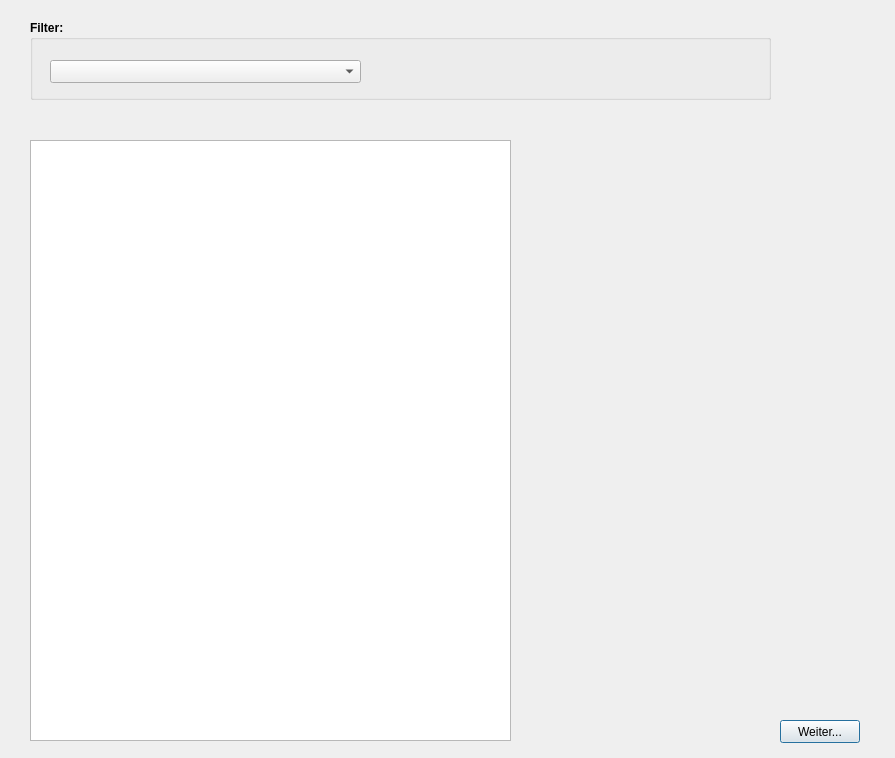
Before: the Qt Designer form Dateien/fortschreibungwindow.ui in KaMusialik/MeinSpiel, drawn with Qt 5.
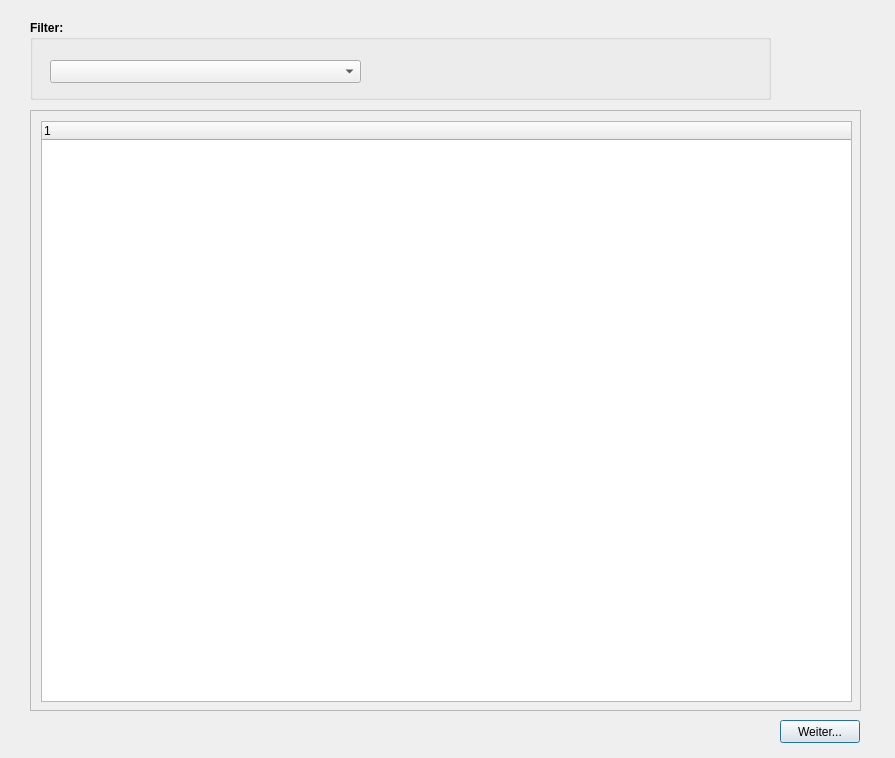
After: the same form once the commit is applied.

Patch:
```diff
--- a/Dateien/fortschreibungwindow.ui
+++ b/Dateien/fortschreibungwindow.ui
@@ -55,15 +55,43 @@
     <string>Weiter...</string>
    </property>
   </widget>
-  <widget class="QTableWidget" name="tableWidget">
+  <widget class="QScrollArea" name="scrollArea">
    <property name="geometry">
     <rect>
      <x>30</x>
-     <y>140</y>
-     <width>481</width>
+     <y>110</y>
+     <width>831</width>
      <height>601</height>
     </rect>
    </property>
+   <property name="widgetResizable">
+    <bool>true</bool>
+   </property>
+   <widget class="QWidget" name="scrollAreaWidgetContents">
+    <property name="geometry">
+     <rect>
+      <x>0</x>
+      <y>0</y>
+      <width>829</width>
+      <height>599</height>
+     </rect>
+    </property>
+    <widget class="QTreeWidget" name="treeWidget_vsnrDict">
+     <property name="geometry">
+      <rect>
+       <x>10</x>
+       <y>10</y>
+       <width>811</width>
+       <height>581</height>
+      </rect>
+     </property>
+     <column>
+      <property name="text">
+       <string notr="true">1</string>
+      </property>
+     </column>
+    </widget>
+   </widget>
   </widget>
  </widget>
  <resources/>
```
